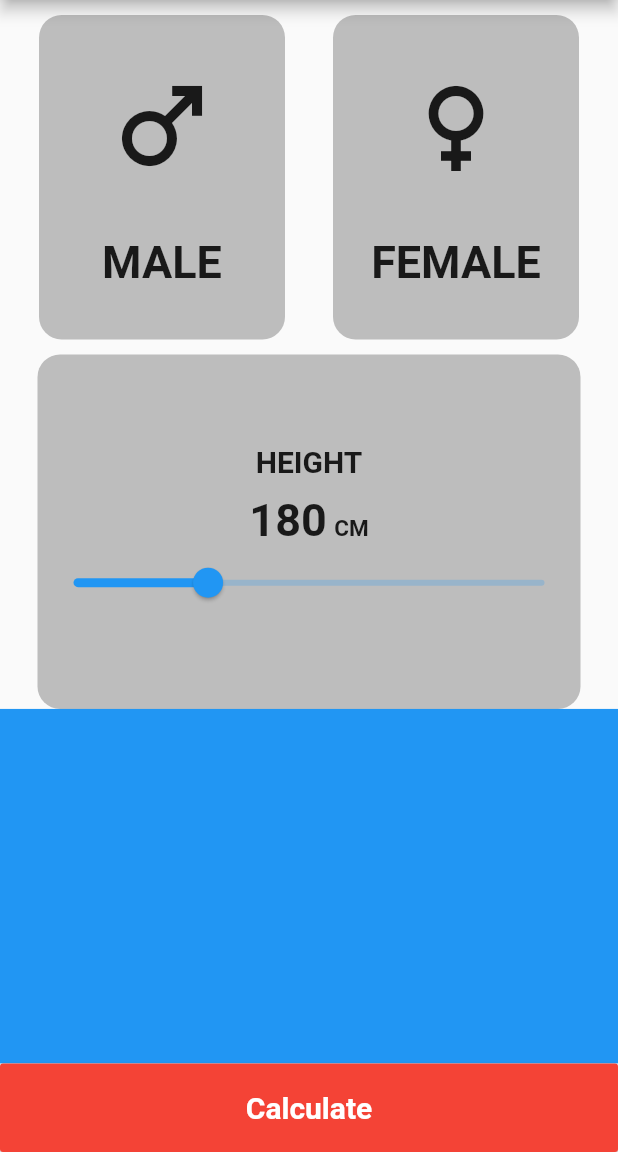
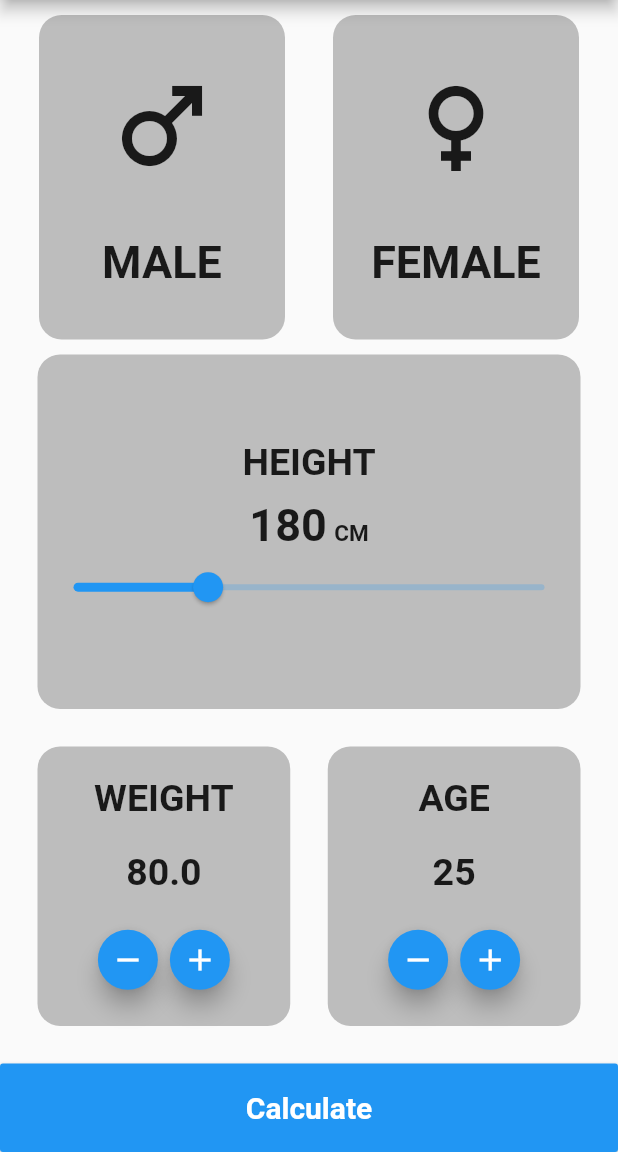
Before and after one commit to Youssef-Remah/BMI_Calculator, a Flutter app: the screen it shows after launch, on a phone screen of 412 x 824 dp, the part 84-1236 px from its top. Run offline on Flutter 3.47's test engine with Material 2 defaults, Android fonts, the phone set to English and light mode, and no system bars.

Commit message:
Added Weight and Age Selection

```diff
--- a/lib/bmi_screen.dart
+++ b/lib/bmi_screen.dart
@@ -17,36 +17,19 @@ class _BmiScreenState extends State<BmiScreen> {
       body: Column(
         children: [
           //First Section (Gender Buttons)
-          GenderSelection(),
+          genderSelection(),
 
-          HeightSelection(),
+          heightSelection(),
 
-          Expanded(
-            flex: 4,
-            child: Container(
-              color: Colors.blue,
-            ),
-          ),
-          Expanded(
-            child: MaterialButton(
-              color: Colors.red,
-              minWidth: double.infinity,
-              onPressed: () {},
-              child: Text(
-                'Calculate',
-                style: TextStyle(
-                    color: Colors.white,
-                    fontWeight: FontWeight.bold,
-                    fontSize: 20.0),
-              ),
-            ),
-          ),
+          weightAndAgeSelection(),
+
+          calculationButton(),
         ],
       ),
     );
   }
 
-  Widget GenderSelection() {
+  Widget genderSelection() {
     return Expanded(
         flex: 4,
         child: Padding(
@@ -110,7 +93,7 @@ class _BmiScreenState extends State<BmiScreen> {
         ));
   }
 
-  Widget HeightSelection() {
+  Widget heightSelection() {
     return Expanded(
       flex: 4,
       child: Padding(
@@ -125,7 +108,7 @@ class _BmiScreenState extends State<BmiScreen> {
             children: [
               Text(
                 'HEIGHT',
-                style: TextStyle(fontWeight: FontWeight.bold, fontSize: 20.0),
+                style: TextStyle(fontWeight: FontWeight.bold, fontSize: 25.0),
               ),
               SizedBox(
                 height: 10.0,
@@ -161,4 +144,110 @@ class _BmiScreenState extends State<BmiScreen> {
       ),
     );
   }
+
+  Widget weightAndAgeSelection() {
+    return Expanded(
+        flex: 4,
+        child: Padding(
+          padding: const EdgeInsets.all(25.0),
+          child: Row(
+            children: [
+              Expanded(
+                child: Container(
+                  decoration: BoxDecoration(
+                    color: Colors.grey[400],
+                    borderRadius: BorderRadius.circular(15.0),
+                  ),
+                  child: Column(
+                    mainAxisAlignment: MainAxisAlignment.spaceEvenly,
+                    children: [
+                      Text(
+                        'WEIGHT',
+                        style: TextStyle(
+                            fontSize: 25.0, fontWeight: FontWeight.bold),
+                      ),
+                      Text(
+                        '80.0',
+                        style: TextStyle(
+                            fontSize: 25.0, fontWeight: FontWeight.bold),
+                      ),
+                      Row(
+                        mainAxisAlignment: MainAxisAlignment.center,
+                        children: [
+                          FloatingActionButton(
+                            onPressed: () {},
+                            child: Icon(Icons.remove),
+                            mini: true,
+                          ),
+                          FloatingActionButton(
+                            mini: true,
+                            onPressed: () {},
+                            child: Icon(Icons.add),
+                          ),
+                        ],
+                      )
+                    ],
+                  ),
+                ),
+              ),
+              SizedBox(
+                width: 25.0,
+              ),
+              Expanded(
+                child: Container(
+                  decoration: BoxDecoration(
+                    color: Colors.grey[400],
+                    borderRadius: BorderRadius.circular(15.0),
+                  ),
+                  child: Column(
+                    mainAxisAlignment: MainAxisAlignment.spaceEvenly,
+                    children: [
+                      Text(
+                        'AGE',
+                        style: TextStyle(
+                            fontSize: 25.0, fontWeight: FontWeight.bold),
+                      ),
+                      Text(
+                        '25',
+                        style: TextStyle(
+                            fontSize: 25.0, fontWeight: FontWeight.bold),
+                      ),
+                      Row(
+                        mainAxisAlignment: MainAxisAlignment.center,
+                        children: [
+                          FloatingActionButton(
+                            onPressed: () {},
+                            child: Icon(Icons.remove),
+                            mini: true,
+                          ),
+                          FloatingActionButton(
+                            mini: true,
+                            onPressed: () {},
+                            child: Icon(Icons.add),
+                          ),
+                        ],
+                      )
+                    ],
+                  ),
+                ),
+              ),
+            ],
+          ),
+        ));
+  }
+
+  Widget calculationButton() {
+    return Expanded(
+      child: MaterialButton(
+        color: Colors.blue,
+        minWidth: double.infinity,
+        onPressed: () {},
+        child: Text(
+          'Calculate',
+          style: TextStyle(
+              color: Colors.white, fontWeight: FontWeight.bold, fontSize: 20.0),
+        ),
+      ),
+    );
+  }
 }
```
